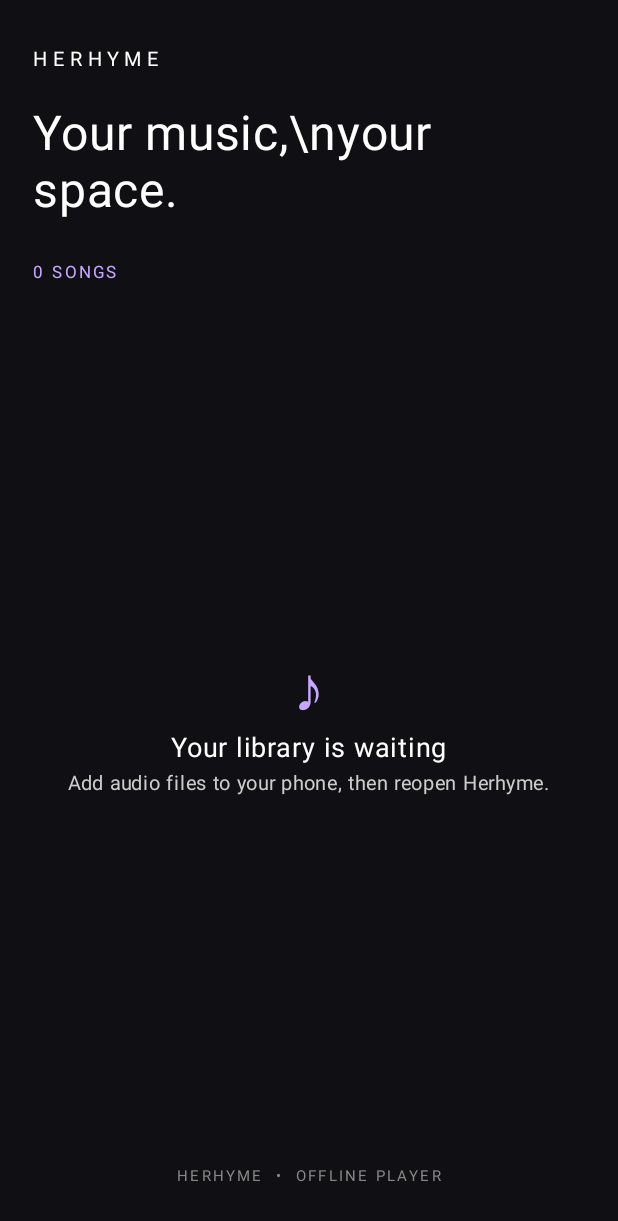
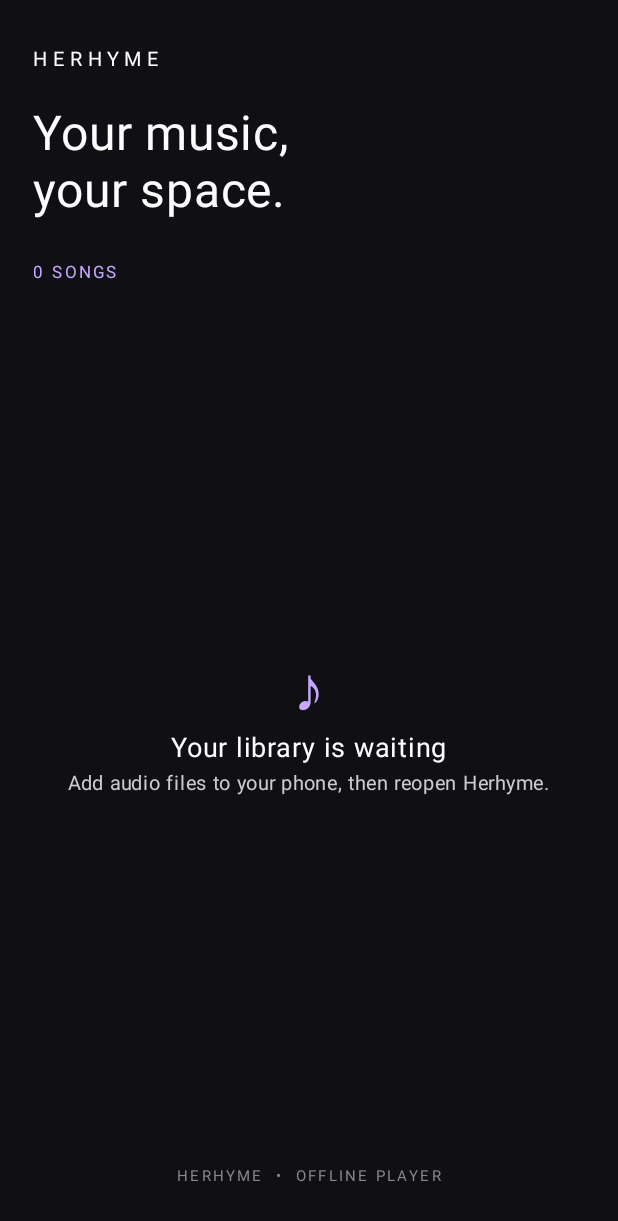
Before and after one commit to shadowy-soul/Herhyme, an Android app built with Jetpack Compose: the screen it shows after launch (MainActivity), on a phone screen of 412 x 824 dp. Shown: the top 1221 px of the screen. Run offline under Robolectric (Android 15) with nearby library versions, the phone set to English and light mode, and no system bars; 3 statements that could not run were skipped.

Commit message:
Correct multiline heading string

```diff
--- a/app/src/main/java/com/herhyme/player/MainActivity.kt
+++ b/app/src/main/java/com/herhyme/player/MainActivity.kt
@@ -139,7 +139,7 @@ private fun HerhymeScreen(
             Column(modifier = Modifier.fillMaxSize().padding(horizontal = 22.dp, vertical = 28.dp)) {
                 Text("HERHYME", color = Color.White, fontSize = 13.sp, letterSpacing = 4.sp)
                 Text(
-                    "Your music,\\nyour space.",
+                    "Your music,\nyour space.",
                     color = Color.White,
                     fontSize = 32.sp,
                     lineHeight = 38.sp,
```
